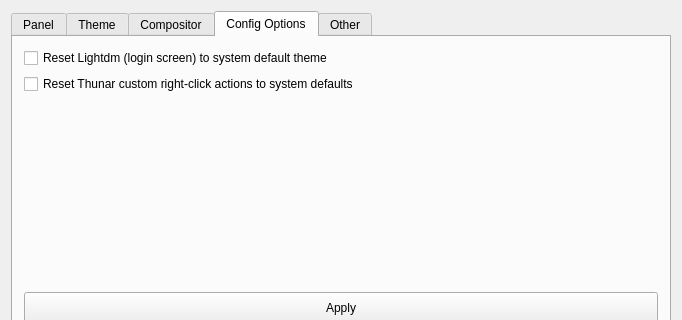
Old version of the form tweak/defaultlook.ui in the repository MX-Linux/mx-tweak; both pictures show x 0 to 682 and y 0 to 320 of the 682 by 482 pixel window.
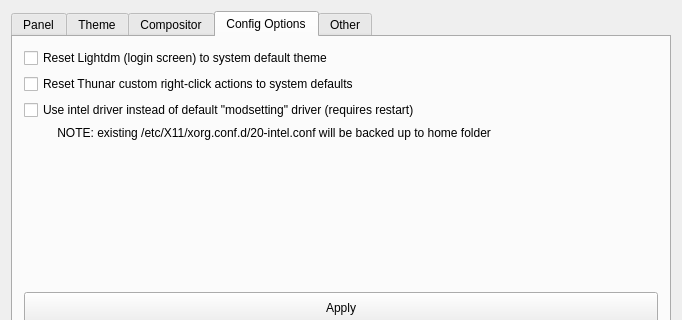
New version of the form. Icons and pictures are not drawn.

Commit message: added 20-intel.conf override fixed problem with whikser menu themeing

```diff
--- a/tweak/defaultlook.ui
+++ b/tweak/defaultlook.ui
@@ -501,7 +501,7 @@
              </property>
             </widget>
            </item>
-           <item row="4" column="0">
+           <item row="6" column="0">
             <widget class="QPushButton" name="ButtonApplyMiscDefualts">
              <property name="minimumSize">
               <size>
@@ -518,7 +518,7 @@
              </property>
             </widget>
            </item>
-           <item row="3" column="0">
+           <item row="5" column="0">
             <spacer name="verticalSpacer_10">
              <property name="orientation">
               <enum>Qt::Vertical</enum>
@@ -531,6 +531,20 @@
              </property>
             </spacer>
            </item>
+           <item row="3" column="0">
+            <widget class="QCheckBox" name="checkboxIntelDriver">
+             <property name="text">
+              <string>Use intel driver instead of default &quot;modsetting&quot; driver (requires restart)</string>
+             </property>
+            </widget>
+           </item>
+           <item row="4" column="0">
+            <widget class="QLabel" name="label_10">
+             <property name="text">
+              <string>          NOTE: existing /etc/X11/xorg.conf.d/20-intel.conf will be backed up to home folder</string>
+             </property>
+            </widget>
+           </item>
           </layout>
          </item>
         </layout>
```
The commit also changes 4 other files.
